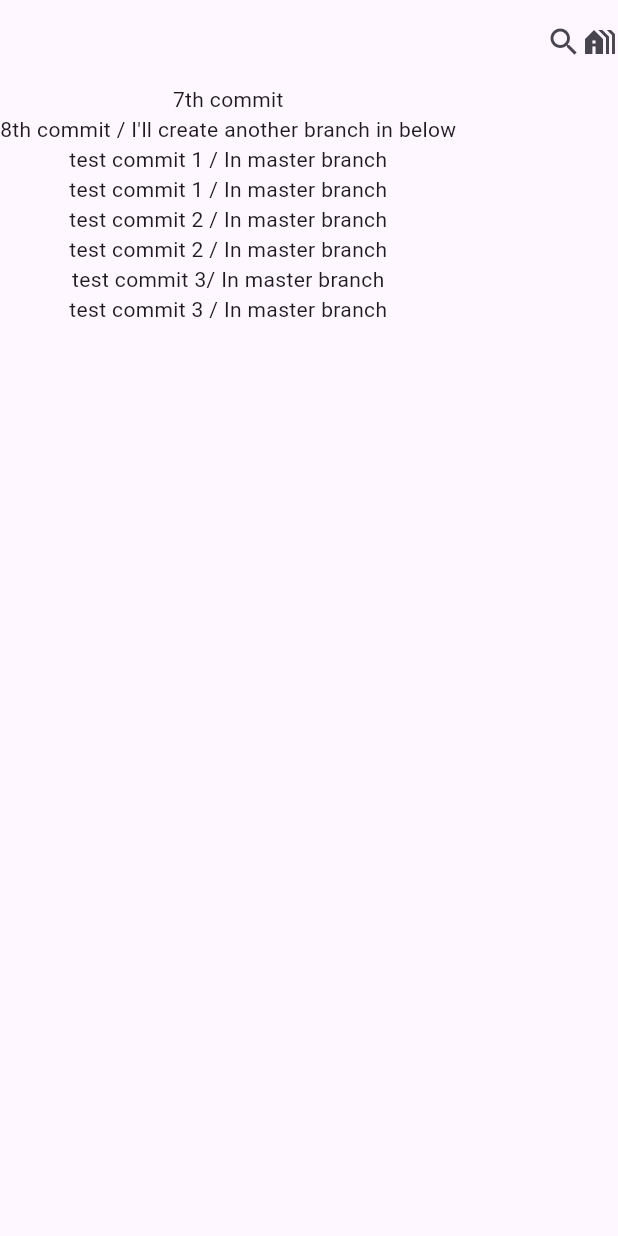
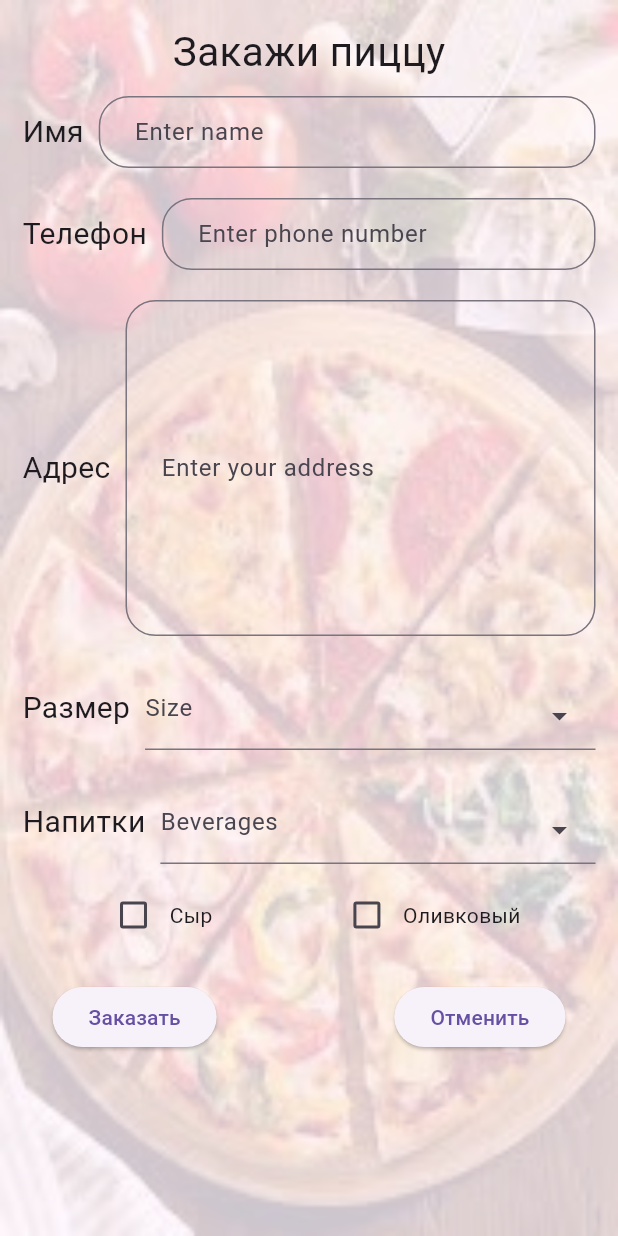
Before and after one commit to orozbaevelmar/Flutter_Order, a Flutter app: the screen it shows after launch, on a phone screen of 412 x 824 dp. Run offline on Flutter 3.47's test engine with Material 3 defaults, Android fonts, the phone set to English and light mode, and no system bars; drawn by our look-alikes of select_form_field.

Commit message:
Order, please

```diff
--- /dev/null
+++ b/lib/dish.dart
@@ -0,0 +1,154 @@
+import 'package:flutter/material.dart';
+import 'package:select_form_field/select_form_field.dart';
+
+class MyDishes extends StatefulWidget {
+  const MyDishes({super.key});
+
+  @override
+  State<MyDishes> createState() => _MyDishesState();
+}
+
+class _MyDishesState extends State<MyDishes> {
+  final List<Map<String, dynamic>> _items = [
+    {
+      'value': 'sizze100',
+      'label': '100',
+      //'icon': Icon(Icons.stop),
+    },
+    {
+      'value': 'size120',
+      'label': '120',
+      //'icon': Icon(Icons.fiber_manual_record),
+      //'textStyle': TextStyle(color: Colors.red),
+    },
+    {
+      'value': 'size200',
+      'label': '200',
+      //'enable': false,
+      //'icon': Icon(Icons.big),
+    },
+  ];
+
+  final List<Map<String, dynamic>> _beverages = [
+    {
+      'value': 'Maksym_shoro',
+      'label': 'Максым Шоро',
+      //'icon': Icon(Icons.stop),
+    },
+    {
+      'value': 'Sultan_chai',
+      'label': 'Султан-Чай',
+      //'icon': Icon(Icons.fiber_manual_record),
+      //'textStyle': TextStyle(color: Colors.red),
+    },
+    {
+      'value': 'Chalap',
+      'label': 'Чалап',
+      //'enable': false,
+      //'icon': Icon(Icons.big),
+    },
+  ];
+
+  bool _isChecked1 = false;
+  bool _isChecked2 = false;
+
+  @override
+  Widget build(BuildContext context) {
+    return Column(
+      children: [
+        Padding(
+          padding: const EdgeInsets.symmetric(vertical: 10),
+          child: Row(
+            children: [
+              Padding(
+                padding: const EdgeInsets.only(right: 10),
+                child: Text(
+                  'Размер',
+                  style: TextStyle(fontSize: 20),
+                ),
+              ),
+              Expanded(
+                child: SelectFormField(
+                  initialValue: 'circle',
+                  //icon: Icon(Icons.format_shapes),
+                  labelText: 'Size',
+                  items: _items,
+                  // onChanged: (val) => print(val),
+                  //onSaved: (val) => print(val),
+                ),
+              ),
+            ],
+          ),
+        ),
+
+        // 5
+        Padding(
+          padding: const EdgeInsets.symmetric(vertical: 10),
+          child: Row(
+            children: [
+              Padding(
+                padding: const EdgeInsets.only(right: 10),
+                child: Text(
+                  'Напитки',
+                  style: TextStyle(fontSize: 20),
+                ),
+              ),
+              Expanded(
+                child: SelectFormField(
+                  initialValue: 'circle',
+                  //icon: Icon(Icons.format_shapes),
+                  labelText: 'Beverages',
+                  items: _beverages,
+                  // onChanged: (val) => print(val),
+                  //onSaved: (val) => print(val),
+                ),
+              ),
+            ],
+          ),
+        ),
+
+        //7
+        Padding(
+          padding: const EdgeInsets.symmetric(horizontal: 50),
+          child: Row(
+            //mainAxisAlignment: MainAxisAlignment.spaceBetween,
+            children: [
+              Checkbox(
+                value: _isChecked1,
+                onChanged: (bool? value) {
+                  setState(() {
+                    _isChecked1 = value!;
+                  });
+                },
+              ),
+              Text('Сыр'),
+              Expanded(
+                child: Container(),
+              ),
+              Checkbox(
+                value: _isChecked2,
+                onChanged: (bool? value) {
+                  setState(() {
+                    _isChecked2 = value!;
+                  });
+                },
+              ),
+              Text('Оливковый')
+            ],
+          ),
+        ),
+
+        Padding(
+          padding: EdgeInsets.all(20),
+          child: Row(
+            mainAxisAlignment: MainAxisAlignment.spaceBetween,
+            children: [
+              ElevatedButton(onPressed: () {}, child: Text('Заказать')),
+              ElevatedButton(onPressed: () {}, child: Text('Отменить')),
+            ],
+          ),
+        ),
+      ],
+    );
+  }
+}
--- a/lib/main.dart
+++ b/lib/main.dart
@@ -1,4 +1,5 @@
 import 'package:flutter/material.dart';
+import 'package:flutter_example2/dish.dart';
 
 void main() {
   runApp(const MyApp());
@@ -13,27 +14,120 @@ class MyApp extends StatelessWidget {
   Widget build(BuildContext context) {
     return MaterialApp(
       home: Scaffold(
-        appBar: AppBar(actions: [
-          Row(
-            children: [
-              Icon(Icons.search),
-              Icon(Icons.holiday_village),
-            ],
-          )
-        ]),
-        body: SafeArea(
-          child: SingleChildScrollView(
-            scrollDirection: Axis.vertical,
-            child: Column(children: [
-              Text('7th commit'),
-              Text('8th commit / I\'ll create another branch in below'),
-              Text('test commit 1 / In master branch'),
-              Text('test commit 1 / In master branch'),
-              Text('test commit 2 / In master branch'),
-              Text('test commit 2 / In master branch'),
-              Text('test commit 3/ In master branch'),
-              Text('test commit 3 / In master branch'),
-            ]),
+        body: Container(
+          decoration: BoxDecoration(
+            image: DecorationImage(
+              image: AssetImage(
+                'images/dish.jpeg',
+              ),
+              opacity: 0.2,
+              fit: BoxFit.fill,
+            ),
+          ),
+          child: SafeArea(
+            child: Padding(
+              padding: EdgeInsets.all(15),
+              child: Column(
+                //mainAxisAlignment: MainAxisAlignment.spaceBetween,
+                children: [
+                  Text('Закажи пиццу', style: TextStyle(fontSize: 27)),
+                  Padding(
+                    padding: const EdgeInsets.symmetric(vertical: 10),
+                    child: Row(
+                      children: [
+                        Padding(
+                          padding: const EdgeInsets.only(right: 10),
+                          child: Text(
+                            'Имя',
+                            style: TextStyle(
+                              fontSize: 20,
+                            ),
+                          ),
+                        ),
+                        Expanded(
+                          child: TextFormField(
+                            autofocus: false,
+                            decoration: InputDecoration(
+                              contentPadding: EdgeInsets.symmetric(
+                                  vertical: 10, horizontal: 20),
+                              labelText: 'Enter name',
+                              border: OutlineInputBorder(
+                                borderRadius: BorderRadius.circular(20),
+                                borderSide: BorderSide(),
+                              ),
+                            ),
+                          ),
+                        )
+                      ],
+                    ),
+                  ),
+
+                  //2
+                  Padding(
+                    padding: const EdgeInsets.symmetric(vertical: 10),
+                    child: Row(
+                      children: [
+                        Padding(
+                          padding: const EdgeInsets.only(right: 10),
+                          child: Text(
+                            'Телефон',
+                            style: TextStyle(fontSize: 20),
+                          ),
+                        ),
+                        Expanded(
+                          child: TextFormField(
+                            autofocus: false,
+                            decoration: InputDecoration(
+                              contentPadding: EdgeInsets.symmetric(
+                                  vertical: 10, horizontal: 20),
+                              labelText: 'Enter phone number',
+                              border: OutlineInputBorder(
+                                borderRadius: BorderRadius.circular(20),
+                                borderSide: BorderSide(),
+                              ),
+                            ),
+                          ),
+                        )
+                      ],
+                    ),
+                  ),
+
+                  //3
+                  Padding(
+                    padding: const EdgeInsets.symmetric(vertical: 10),
+                    child: Row(
+                      children: [
+                        Padding(
+                          padding: const EdgeInsets.only(right: 10),
+                          child: Text(
+                            'Адрес',
+                            style: TextStyle(fontSize: 20),
+                          ),
+                        ),
+                        Expanded(
+                          child: TextFormField(
+                            autofocus: false,
+                            decoration: InputDecoration(
+                              contentPadding: EdgeInsets.symmetric(
+                                  vertical: 100, horizontal: 20),
+                              labelText: 'Enter your address',
+                              border: OutlineInputBorder(
+                                borderRadius: BorderRadius.circular(20),
+                                borderSide: BorderSide(),
+                              ),
+                            ),
+                          ),
+                        ),
+                      ],
+                    ),
+                  ),
+
+                  //4
+
+                  MyDishes(),
+                ],
+              ),
+            ),
           ),
         ),
       ),
--- a/lib/programmer.dart
+++ /dev/null
@@ -1,15 +0,0 @@
-import 'package:flutter/material.dart';
-
-class MyWidget extends StatefulWidget {
-  const MyWidget({super.key});
-
-  @override
-  State<MyWidget> createState() => _MyWidgetState();
-}
-
-class _MyWidgetState extends State<MyWidget> {
-  @override
-  Widget build(BuildContext context) {
-    return const Placeholder();
-  }
-}
--- a/lib/user.dart
+++ /dev/null
@@ -1,15 +0,0 @@
-import 'package:flutter/material.dart';
-
-class MyWidget extends StatefulWidget {
-  const MyWidget({super.key});
-
-  @override
-  State<MyWidget> createState() => _MyWidgetState();
-}
-
-class _MyWidgetState extends State<MyWidget> {
-  @override
-  Widget build(BuildContext context) {
-    return const Placeholder();
-  }
-}
```
Also changed, not shown: pubspec.yaml (+5 -2 lines), images/dish.jpeg (added), pubspec.lock, 2 other files.
